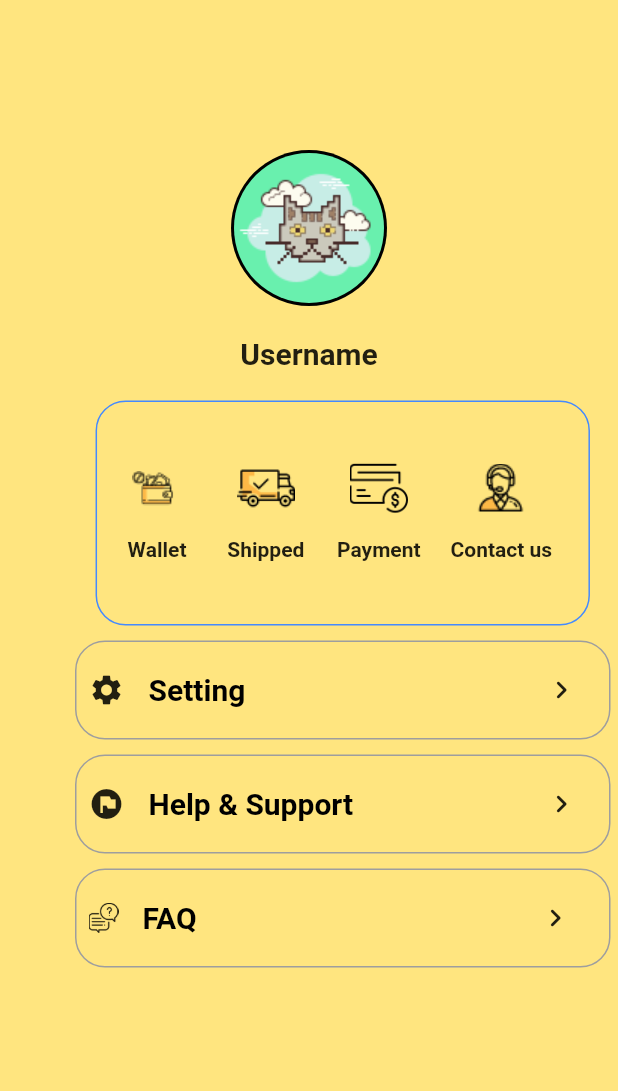
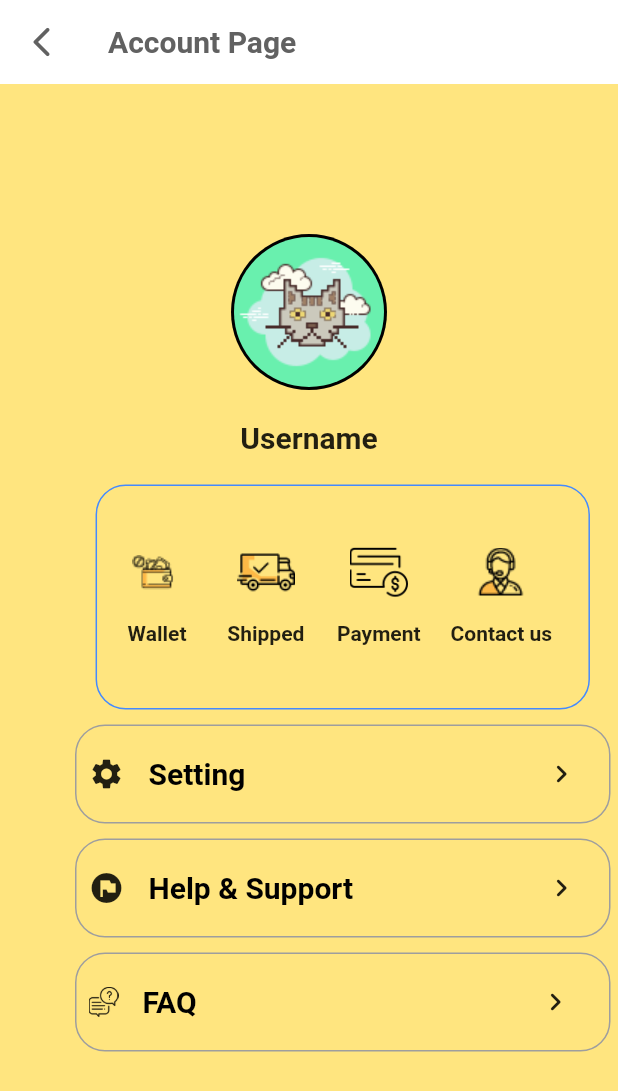
Before and after one commit to TaAnhQuan/project_intern, a Flutter app: the AccountPage screen opened directly, on a phone screen of 412 x 824 dp. Shown: the top 1091 px of the screen. Run offline on Flutter 3.47's test engine with Material 2 defaults, Android fonts, the light colour scheme and no system bars; our stand-ins replace cloud_firestore, firebase_auth, firebase_core, flutter_svg, fluttertoast, google_nav_bar and 1 more; missing offline and left inert: flutter_circle_flags_svg; accounts and stored records are empty.

Commit message:
add page route from main page to account page

```diff
--- a/lib/view/account_page/account_page.dart
+++ b/lib/view/account_page/account_page.dart
@@ -12,6 +12,24 @@ class AccountPage extends StatelessWidget {
     double screenWidth = MediaQuery.of(context).size.width;
 
     return Scaffold(
+      appBar: AppBar(
+        title: Text(
+          'Account Page',
+          style: TextStyle(
+              fontSize: 20,
+              fontWeight: FontWeight.bold,
+              color: Colors.grey.shade700),
+        ),
+        backgroundColor: Colors.white,
+        elevation: 0,
+        leading: IconButton(
+          onPressed: () {
+            Navigator.of(context).pop();
+          },
+          icon: const Icon(Icons.arrow_back_ios_rounded),
+          color: Colors.grey.shade700,
+        ),
+      ),
       body: Container(
         width: screenWidth,
         height: screenHeight,
```
Also changed, not shown: lib/view/home_page/homepage_headerall/home_header.dart (+5 -2 lines).
